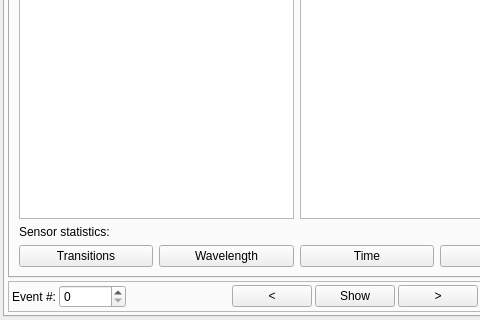
Old version of the form ants3bundle/src/ants3/gui/photsim/aphotsimwin.ui in the repository andrmor/ANTS3bundle; both pictures show x 0 to 480 and y 335 to 655 of the 593 by 655 pixel window.
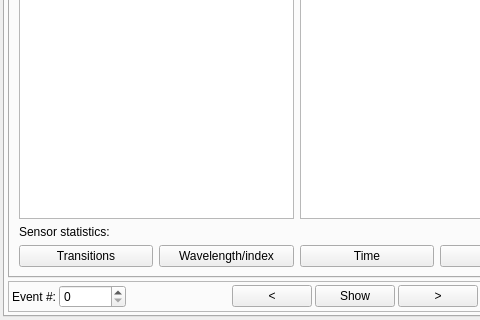
New version of the form. The open tabs and pages were chosen to show the change.

Patch:
```diff
--- a/ants3bundle/src/ants3/gui/photsim/aphotsimwin.ui
+++ b/ants3bundle/src/ants3/gui/photsim/aphotsimwin.ui
@@ -3722,7 +3722,7 @@
               <item>
                <widget class="QPushButton" name="pbShowWaveDistr">
                 <property name="text">
-                 <string>Wavelength</string>
+                 <string>Wavelength/index</string>
                 </property>
                </widget>
               </item>
```
Left out of the diff: 6 changed lines with no effect on the pictures.
